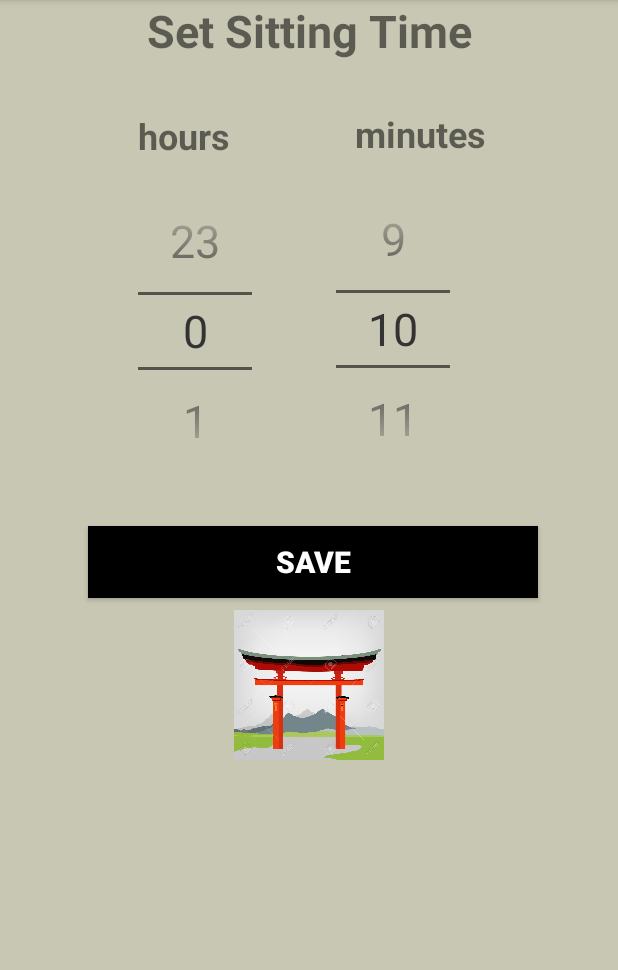
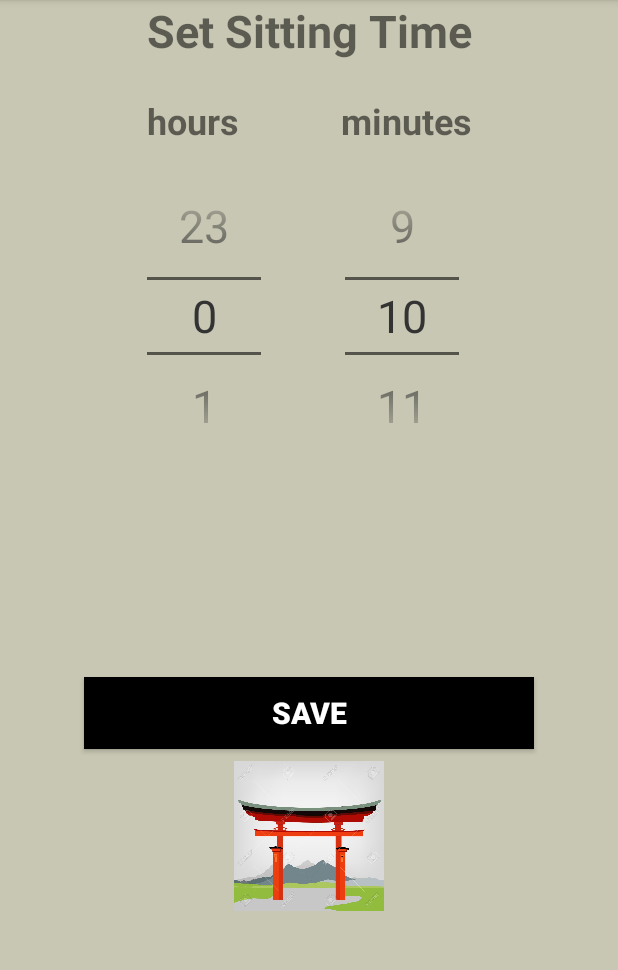
Before and after one commit to marhab21/MiniZendo_Android, an Android app: the AddSessionActivity screen opened directly, with no data from a screen before it, on a phone screen of 412 x 824 dp, the part 53-1023 px from its top. Run offline under Robolectric (Android 15) with nearby library versions, the phone set to English and light mode, and no system bars; libraries missing offline, so code that uses them is left out: io.realm.

Commit message:
Getting closer and closer...making sure that components are centered... It looks OK, landscape is tolerable, might need some tweaks. Started to include comments.

```diff
--- a/app/src/main/java/com/marhabweb/minizendo/Session.kt
+++ b/app/src/main/java/com/marhabweb/minizendo/Session.kt
@@ -79,9 +79,8 @@ open class Session() : RealmObject() {
     // Adds a random message at the end of the session upon notification
     fun addMessage() : String {
         val const = Constants()
-     //   val total = const.msgGeneric.size
-     //   val index = rand(0, total)
-        val index = 11
+        val total = const.msgGeneric.size
+        val index = rand(0, total)
         return const.msgGeneric[index]
     }
 
--- a/app/src/main/java/com/marhabweb/minizendo/SessionActivity.kt
+++ b/app/src/main/java/com/marhabweb/minizendo/SessionActivity.kt
@@ -42,15 +42,12 @@ class SessionActivity : AppCompatActivity() {
         textViewCount = findViewById<TextView>(R.id.textViewCount)
 
 
-            val duration = sessionItem?.durationInSeconds
-            val time = (if (duration != null) duration else throw NullPointerException("Expression 'duration' must not be null")).toLong()
-            val milliTime = time * 1000
-            timeInMillis = milliTime
+        val duration = sessionItem?.durationInSeconds
+        val time = (if (duration != null) duration else throw NullPointerException("Expression 'duration' must not be null")).toLong()
+        val milliTime = time * 1000
+        timeInMillis = milliTime
 
-
-      //  if (sessionItem != null) {
-            start(sessionItem)
-      //  }
+        start(sessionItem)
 
     }
 
--- a/app/src/main/res/layout/activity_add_session.xml
+++ b/app/src/main/res/layout/activity_add_session.xml
@@ -4,21 +4,25 @@
     xmlns:tools="http://schemas.android.com/tools"
     android:layout_width="match_parent"
     android:layout_height="match_parent"
+    android:background="@color/zenColor"
     android:orientation="vertical"
-    android:background="@color/zenColor"
     tools:context="com.marhabweb.minizendo.AddSessionActivity">
 
     <TextView
         android:id="@+id/pageTitle"
-        android:layout_width="match_parent"
+        android:layout_width="wrap_content"
         android:layout_height="wrap_content"
         android:text="@string/set_sitting_time"
         android:textAlignment="center"
         android:textAllCaps="false"
         android:textSize="30sp"
-        android:textStyle="bold" />
+        android:textStyle="bold"
+        app:layout_constraintEnd_toEndOf="parent"
+        app:layout_constraintHorizontal_bias="0.5"
+        app:layout_constraintStart_toStartOf="parent"
+        tools:ignore="UnknownId" />
 
-   <!-- <NumberPicker
+    <!-- <NumberPicker
         android:id="@+id/npHours"
         style="@android:style/Widget.NumberPicker"
         android:layout_width="76dp"
@@ -48,24 +52,23 @@
         android:id="@+id/npHours"
         android:layout_width="76dp"
         android:layout_height="wrap_content"
-        android:layout_marginStart="92dp"
         android:layout_marginTop="24dp"
         android:background="@color/zenColor"
         android:textStyle="bold"
-        app:layout_constraintStart_toStartOf="parent"
-        app:layout_constraintTop_toBottomOf="@+id/hoursText" />
+        app:layout_constraintStart_toStartOf="@+id/pageTitle"
+        app:layout_constraintTop_toBottomOf="@+id/hoursText"
+        tools:ignore="UnknownId" />
 
 
     <TextView
         android:id="@+id/hoursText"
         android:layout_width="wrap_content"
         android:layout_height="wrap_content"
-        android:layout_marginStart="92dp"
-        android:layout_marginTop="33dp"
+        android:layout_marginTop="23dp"
         android:text="@string/hours"
         android:textSize="24sp"
         android:textStyle="bold"
-        app:layout_constraintStart_toStartOf="parent"
+        app:layout_constraintStart_toStartOf="@+id/pageTitle"
         app:layout_constraintTop_toBottomOf="@+id/pageTitle"
         tools:text="hours" />
 
@@ -73,12 +76,11 @@
         android:id="@+id/minsText"
         android:layout_width="wrap_content"
         android:layout_height="wrap_content"
-        android:layout_marginEnd="88dp"
-        android:layout_marginTop="32dp"
+        android:layout_marginTop="23dp"
         android:text="@string/minutes"
         android:textSize="24sp"
         android:textStyle="bold"
-        app:layout_constraintEnd_toEndOf="parent"
+        app:layout_constraintEnd_toEndOf="@+id/pageTitle"
         app:layout_constraintTop_toBottomOf="@+id/pageTitle"
         tools:text="minutes" />
 
@@ -94,10 +96,15 @@
         android:textColor="@android:color/white"
         android:textSize="20sp"
         android:textStyle="bold"
+        app:layout_constraintBottom_toBottomOf="parent"
         app:layout_constraintEnd_toEndOf="parent"
+        app:layout_constraintHorizontal_bias="0.5"
+        app:layout_constraintStart_toStartOf="parent"
+        app:layout_constraintTop_toTopOf="@id/npHours" />
+    <!--    app:layout_constraintEnd_toEndOf="parent"
         app:layout_constraintHorizontal_bias="1.0"
         app:layout_constraintStart_toStartOf="parent"
-        app:layout_constraintTop_toBottomOf="@+id/npMinutes" />
+        app:layout_constraintTop_toBottomOf="@+id/npMinutes" /> -->
 
     <ImageView
         android:id="@+id/imageView2"
@@ -105,11 +112,18 @@
         android:layout_height="100dp"
         android:layout_centerInParent="true"
         android:layout_marginTop="8dp"
-        android:contentDescription="Zen gate background"
+        android:contentDescription="@null"
         app:layout_constraintEnd_toEndOf="parent"
         app:layout_constraintStart_toStartOf="parent"
         app:layout_constraintTop_toBottomOf="@+id/saveButton"
         app:srcCompat="@drawable/torii_bkg" />
 
+    <android.support.constraint.Guideline
+        android:id="@+id/guideline"
+        android:layout_width="wrap_content"
+        android:layout_height="wrap_content"
+        android:orientation="vertical"
+        app:layout_constraintGuide_percent="0.15" />
+
 
 </android.support.constraint.ConstraintLayout>
--- a/app/src/main/res/layout/content_main.xml
+++ b/app/src/main/res/layout/content_main.xml
@@ -10,8 +10,8 @@
 
     <ListView
         android:id="@+id/sessionListView"
-        android:layout_width="368dp"
-        android:layout_height="495dp"
+        android:layout_width="match_parent"
+        android:layout_height="match_parent"
         app:layout_constraintBottom_toBottomOf="parent"
         app:layout_constraintEnd_toEndOf="parent"
         app:layout_constraintStart_toStartOf="parent"
@@ -25,7 +25,7 @@
         android:paddingTop="50dp"
         android:paddingStart="20dp"
         android:paddingEnd="20dp"
-        android:text="Press + button below to add session (6 maximum)"
+        android:text="@string/press_to_add"
         android:textSize="34sp"
         android:textStyle="bold">
 
--- a/app/src/main/res/values/strings.xml
+++ b/app/src/main/res/values/strings.xml
@@ -22,4 +22,5 @@
     <string name="no_change">No change&#x2026;</string>
     <string name="session">Zazen Time&#x2026;</string>
     <string name="timing_result">%1$s:%2$s</string>
+    <string name="press_to_add">Press + button below to add session (6 maximum)</string>
 </resources>
```
Also changed, not shown: app/src/main/java/com/marhabweb/minizendo/AddSessionActivity.kt (+10 -6 lines), app/src/main/java/com/marhabweb/minizendo/CustomAdapter.kt (+8 -6 lines).
